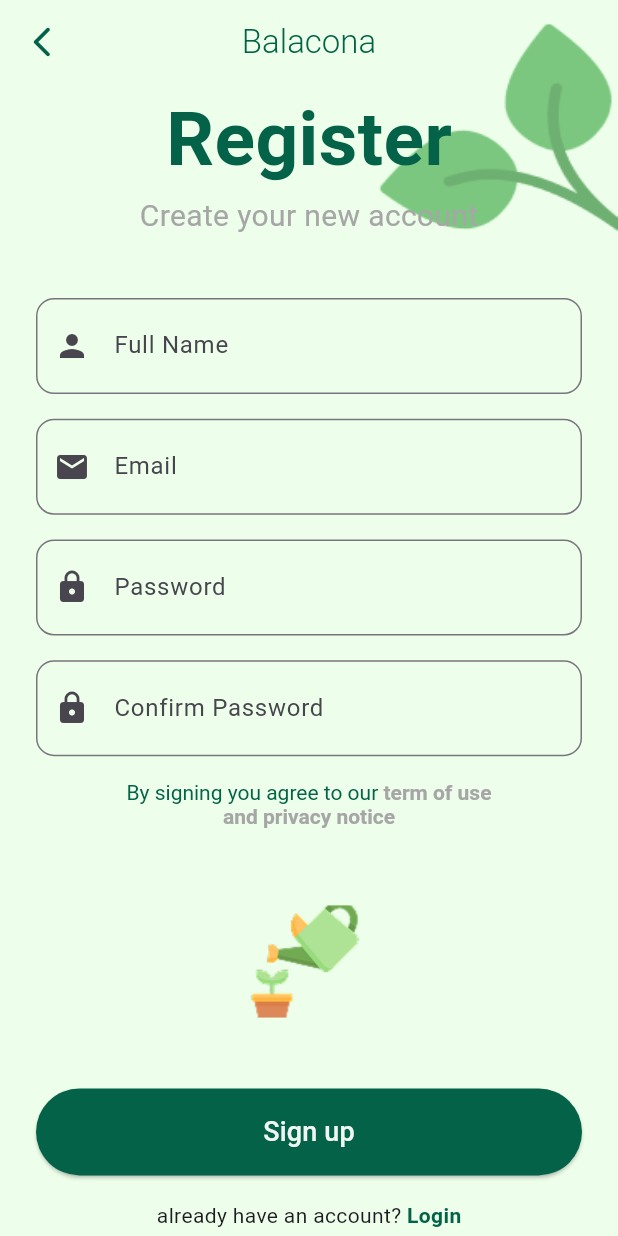
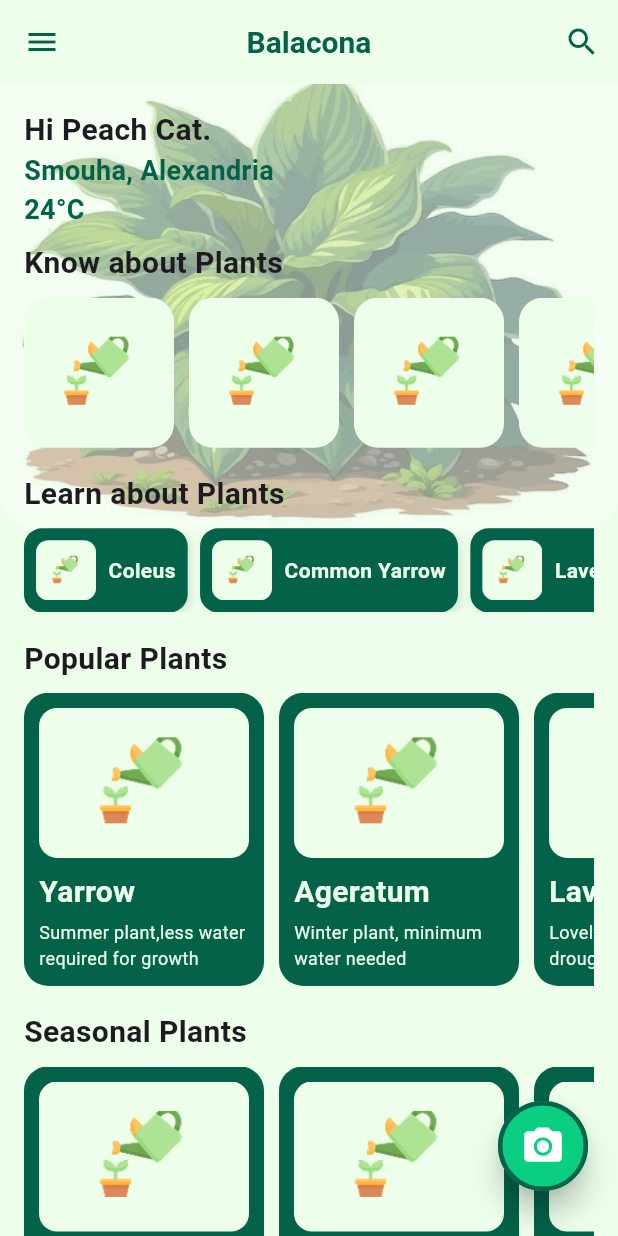
Before and after one commit to Loujeen/balacona, a Flutter app: the screen it shows after launch, on a phone screen of 412 x 824 dp. Run offline on Flutter 3.47's test engine with Material 3 defaults, Android fonts, the phone set to English and light mode, and no system bars.

Commit message:
Finished Home Screen b 3oon allah.

```diff
--- a/lib/App_Colors.dart
+++ b/lib/App_Colors.dart
@@ -10,4 +10,5 @@ class AppColors {
   static const Color primaryDarkColor = Color(0xff036247);
   static const Color DarkGreyColor = Color(0xffA6A6A6);
   static const Color LightBlueColor = Color(0xffB7ECF1);
+  static const Color GreenColor = Color(0xff0ACF83);
 }
--- /dev/null
+++ b/lib/Home_Screen/Home_Screen.dart
@@ -0,0 +1,363 @@
+import 'package:flutter/material.dart';
+import 'package:testttt/Home_Screen/home_drawer.dart';
+
+import '../App_Colors.dart';
+
+class HomeScreen extends StatefulWidget {
+   const HomeScreen({super.key});
+  static const String routeName = 'HomeScreen';
+
+  @override
+  State<HomeScreen> createState() => _HomeScreenState();
+}
+
+class _HomeScreenState extends State<HomeScreen> {
+  final GlobalKey<ScaffoldState> _scaffoldKey = GlobalKey<ScaffoldState>();
+
+  @override
+  Widget build(BuildContext context) {
+    return Stack(
+      children: [
+        Container(
+          child: Image.asset("assets/images/Home.png",width: double.infinity,height: double.infinity,fit:BoxFit.fill),
+        ),
+        Scaffold(
+          key: _scaffoldKey,
+          drawer: HomeDrawer(),
+        backgroundColor: Colors.transparent,
+        appBar: AppBar(
+          backgroundColor: AppColors.primaryLightColor,
+          elevation: 0,
+          leading: IconButton(
+            icon: Icon(Icons.menu, color: AppColors.primaryDarkColor),
+            onPressed: () {
+              _scaffoldKey.currentState?.openDrawer();
+            },
+          ),
+          centerTitle: true,
+          title: Text(
+            'Balacona',
+            style: TextStyle(
+              color: AppColors.primaryDarkColor,
+              fontWeight: FontWeight.bold,
+              fontSize: 20,
+            ),
+          ),
+          actions: [
+            IconButton(
+              icon: const Icon(Icons.search, color: AppColors.primaryDarkColor),
+              onPressed: () {},
+            )
+          ],
+        ),
+        body: SingleChildScrollView(
+          padding: EdgeInsets.all(16),
+          child: Column(
+            crossAxisAlignment: CrossAxisAlignment.start,
+            children: [
+               Text.rich(
+                TextSpan(
+                  children: [
+                    TextSpan(
+                      text: 'Hi Peach Cat.\n',
+                      style: TextStyle(fontWeight: FontWeight.bold, fontSize: 20),
+                    ),
+                    TextSpan(
+                      text: 'Smouha, Alexandria\n',
+                      style: TextStyle(color: AppColors.primaryDarkColor , fontSize: 18, fontWeight: FontWeight.bold),
+                    ),
+                    TextSpan(
+                      text: '24°C',
+                      style: TextStyle(color: AppColors.primaryDarkColor , fontSize: 18, fontWeight: FontWeight.bold),
+                    ),
+                  ],
+                ),
+              ),
+              SizedBox(height: MediaQuery.of(context).size.height*0.01),
+
+              // Know about plants
+              Text(
+                'Know about Plants',
+                style: TextStyle(fontWeight: FontWeight.bold, fontSize: 20),
+              ),
+              SizedBox(height: MediaQuery.of(context).size.height*0.01),
+              SingleChildScrollView(
+                scrollDirection: Axis.horizontal,
+                child: Row(
+                  children: [
+                    _imageBox('assets/images/pot.png'),
+                    const SizedBox(width: 10),
+                    _imageBox('assets/images/pot.png'),
+                    const SizedBox(width: 10),
+                    _imageBox('assets/images/pot.png'),
+                    const SizedBox(width: 10),
+                    _imageBox('assets/images/pot.png'),
+                    const SizedBox(width: 10),
+                    _imageBox('assets/images/pot.png'),
+                    const SizedBox(width: 10),
+                    _imageBox('assets/images/pot.png'),
+                    const SizedBox(width: 10),
+                  ],
+                ),
+              ),
+
+               SizedBox(height: MediaQuery.of(context).size.height*0.02 ),
+
+              // Learn about
+               Text(
+                'Learn about Plants',
+                style: TextStyle(fontWeight: FontWeight.bold, fontSize: 20),
+              ),
+              SizedBox(height: MediaQuery.of(context).size.height*0.01),
+              SingleChildScrollView(
+                scrollDirection: Axis.horizontal,
+                child: Row(
+                  children: [
+                    _learnPlantItem(
+                      title: 'Coleus',
+                      imageUrl: 'assets/images/pot.png',
+                      selected: true,
+                    ),
+                    SizedBox(width: MediaQuery.of(context).size.width*0.02),
+                    _learnPlantItem(
+                      title: 'Common Yarrow',
+                      imageUrl: 'assets/images/pot.png',
+                    ),
+                    SizedBox(width: MediaQuery.of(context).size.width*0.02),
+                    _learnPlantItem(
+                      title: 'Lavender',
+                      imageUrl: 'assets/images/pot.png',
+                    ),
+                  ],
+                ),
+              ),
+              SizedBox(height: MediaQuery.of(context).size.height*0.02),
+
+              // Popular Plants
+               Text(
+                'Popular Plants',
+                style: TextStyle(fontWeight: FontWeight.bold, fontSize: 20),
+              ),
+              SizedBox(height: MediaQuery.of(context).size.height*0.01),
+              SingleChildScrollView(
+                scrollDirection: Axis.horizontal,
+                child: Row(
+                  children: [
+                    _scrollablePlantCard(
+                      'Yarrow',
+                      'Summer plant,less water required for growth',
+                      'assets/images/pot.png',
+                    ),
+                    _scrollablePlantCard(
+                      'Ageratum',
+                      'Winter plant, minimum\nwater needed',
+                      'assets/images/pot.png',
+                    ),
+                    _scrollablePlantCard(
+                      'Lavender',
+                      'Lovely scent and drought-resistant',
+                      'assets/images/pot.png',
+                    ),
+                  ],
+                ),
+              ),
+              SizedBox(height: MediaQuery.of(context).size.height*0.02),
+
+              // Seasonal Plants
+               Text(
+                'Seasonal Plants',
+                style: TextStyle(fontWeight: FontWeight.bold, fontSize: 20),
+              ),
+              SizedBox(height: MediaQuery.of(context).size.height*0.01),
+              SingleChildScrollView(
+                scrollDirection: Axis.horizontal,
+                child: Row(
+                  children: [
+                    _scrollablePlantCard(
+                      'Yarrow',
+                      'Summer plant,less water required for growth',
+                      'assets/images/pot.png',
+                    ),
+                    _scrollablePlantCard(
+                      'Ageratum',
+                      'Winter plant, minimum\nwater needed',
+                      'assets/images/pot.png',
+                    ),
+                    _scrollablePlantCard(
+                      'Lavender',
+                      'Lovely scent and drought-resistant',
+                      'assets/images/pot.png',
+                    ),
+                  ],
+                ),
+              ),
+            ],
+
+          ),
+        ),
+      ),
+        Positioned(
+          bottom: 30,
+          right: 20,
+          child: SizedBox(
+            width: 60,
+            height: 60,
+            child: ElevatedButton(
+              onPressed: () {
+                print('Camera button pressed');
+              },
+              style: ElevatedButton.styleFrom(
+                backgroundColor: AppColors.GreenColor,
+                shape: CircleBorder(),
+                padding: EdgeInsets.zero,
+                side: BorderSide(color: AppColors.primaryDarkColor , width: 3),
+                elevation: 8,
+              ),
+              child: Icon(
+                Icons.camera_alt,
+                color: Colors.white,
+                size: 30,
+              ),
+            ),
+          ),
+        )
+    ],
+    );
+  }
+
+  Widget _imageBox(String assetPath) {
+    return Container(
+      width: 100,
+      height: 100,
+      decoration: BoxDecoration(
+        image: DecorationImage(
+          image: AssetImage(assetPath),
+          fit: BoxFit.cover,
+        ),
+        borderRadius: BorderRadius.circular(16),
+      ),
+    );
+  }
+
+
+  Widget _scrollablePlantCard(String title, String subtitle, String imageUrl) {
+    return Container(
+      width: 160,
+      margin:  EdgeInsets.only(right: 10),
+      padding:  EdgeInsets.all(10),
+      decoration: BoxDecoration(
+        color:  AppColors.primaryDarkColor,
+        borderRadius: BorderRadius.circular(16),
+      ),
+      child: Column(
+        crossAxisAlignment: CrossAxisAlignment.center,
+        children: [
+          ClipRRect(
+            borderRadius: BorderRadius.circular(12),
+            child: Image.asset(
+              imageUrl,
+              height: 100,
+              width: 140,
+              fit: BoxFit.cover,
+            ),
+          ),
+          SizedBox(height: MediaQuery.of(context).size.height*0.01),
+          Align(
+            alignment: Alignment.centerLeft,
+            child: Text(
+              title,
+              style: TextStyle(
+                color: AppColors.primaryLightColor,
+                fontWeight: FontWeight.bold,
+                fontSize: 20,
+              ),
+            ),
+          ),
+          SizedBox(height: MediaQuery.of(context).size.height*0.005),
+          Align(
+            alignment: Alignment.centerLeft,
+            child: Text(
+              subtitle,
+              style:  TextStyle(
+                color: AppColors.primaryLightColor,
+                fontSize: 12,
+                height: 1.4,
+              ),
+            ),
+          ),
+        ],
+      ),
+    );
+  }
+
+
+  Widget _learnPlantItem({required String title, required String imageUrl, bool selected = false}) {
+    return Container(
+      padding:  EdgeInsets.all(8),
+      decoration: BoxDecoration(
+        color: AppColors.primaryDarkColor,
+        borderRadius: BorderRadius.circular(12),
+        boxShadow: [
+          BoxShadow(
+            color: Colors.black.withOpacity(0.1),
+            blurRadius: 4,
+            offset:  Offset(2, 2),
+          )
+        ],
+      ),
+      child: Row(
+        mainAxisSize: MainAxisSize.min,
+        children: [
+          ClipRRect(
+            borderRadius: BorderRadius.circular(8),
+            child: Image.asset(
+              imageUrl,
+              width: 40,
+              height: 40,
+              fit: BoxFit.cover,
+            ),
+          ),
+          SizedBox(width: MediaQuery.of(context).size.width*0.02),
+          Text(
+            title,
+            style: TextStyle(
+              color: AppColors.primaryLightColor,
+              fontWeight: FontWeight.bold,
+            ),
+          ),
+        ],
+      ),
+    );
+  }
+}
+
+// Stack(
+// children: [
+// Container(
+// child: Image.asset("assets/images/Home.png",width: double.infinity,height: double.infinity,fit:BoxFit.fill),
+// ),
+// Scaffold(
+// backgroundColor: Colors.transparent,
+// appBar: AppBar(
+// backgroundColor: AppColors.primaryLightColor,
+// elevation:0,
+// leading: IconButton(
+// onPressed:(){},
+// icon: Icon(Icons.arrow_back_ios_new_rounded ,
+// color: AppColors.primaryDarkColor,)),
+// title: Text(
+// "Balacona",style: TextStyle(
+// fontSize:22, color: AppColors.primaryDarkColor
+// ,fontWeight: FontWeight.w300),),
+// centerTitle: true,),
+// )
+// ],
+// );
+
+
+// Scaffold(
+// appBar: AppBar(
+// title: Text("Balacona")),
+// drawer: HomeDrawer(), // استدعاء الـ Drawer هنا
+// body: Center(child: Text("Balacona"))
+// )
--- /dev/null
+++ b/lib/Home_Screen/home_drawer.dart
@@ -0,0 +1,125 @@
+import 'package:flutter/material.dart';
+
+import '../App_Colors.dart';
+
+class HomeDrawer extends StatelessWidget {
+  const HomeDrawer({super.key});
+
+  @override
+  Widget build(BuildContext context) {
+    return Drawer(
+      backgroundColor: AppColors.primaryLightColor,
+      child: ListView(
+        padding: EdgeInsets.zero,
+        children: [
+          Container(
+            padding: EdgeInsets.symmetric(horizontal: 20, vertical: 40),
+            decoration: BoxDecoration(
+              color: AppColors.primaryDarkColor,
+              borderRadius: BorderRadius.only(
+                bottomRight: Radius.circular(30),
+                bottomLeft: Radius.circular(30)
+              ),
+            ),
+            child: Center(
+              child: Text(
+                'Balacona',
+                style: TextStyle(
+                  color: AppColors.primaryLightColor,
+                  fontSize: 22,
+                  fontWeight: FontWeight.bold,
+                ),
+              ),
+            ),
+          ),
+           SizedBox(height: MediaQuery.of(context).size.height*0.01),
+          _buildDrawerItem(Icons.home, 'Home', context),
+          _buildDrawerItem(Icons.photo_camera, 'Capture your plant', context),
+          _buildDrawerItem(Icons.person, 'Profile', context),
+          _buildDrawerItem(Icons.group, 'Communities', context),
+          _buildDrawerItem(Icons.videogame_asset, 'Play to win!', context),
+          _buildDrawerItem(Icons.info, 'Info', context),
+          _buildDrawerItem(Icons.local_florist, 'My Plants', context),
+        ],
+      ),
+    );
+  }
+
+  static Widget _buildDrawerItem(IconData icon, String title, BuildContext context) {
+    return ListTile(
+      leading: Icon(icon, color: AppColors.primaryDarkColor),
+      title: Text(
+        title,
+        style: TextStyle(
+          color: AppColors.primaryDarkColor,
+          fontWeight: FontWeight.w900,
+          fontSize: 16
+        ),
+      ),
+      onTap: () {
+        // TODO: Add navigation logic here
+        Navigator.pop(context);
+      },
+    );
+      // Drawer(
+    //   child: ListView(
+    //     padding: EdgeInsets.zero,
+    //     children: [
+    //        DrawerHeader(
+    //         decoration: BoxDecoration(color: AppColors.primaryDarkColor , ),
+    //         child: Text('Balacona', style: TextStyle(color: AppColors.primaryLightColor, fontSize: 24, fontWeight: FontWeight.bold)),
+    //       ),
+    //       ListTile(
+    //         leading: Icon(Icons.home , color: AppColors.primaryDarkColor,),
+    //         title: Text('Home'),
+    //         onTap: () {
+    //           Navigator.pushNamed(context, '/home');
+    //         },
+    //       ),
+    //       ListTile(
+    //         leading: Icon(Icons.camera_alt , color: AppColors.primaryDarkColor),
+    //         title: Text('Capture your plant'),
+    //         onTap: () {
+    //           Navigator.pushNamed(context, '/profile');
+    //         },
+    //       ),
+    //       ListTile(
+    //         leading: Icon(Icons.person_rounded , color: AppColors.primaryDarkColor),
+    //         title: Text('Profile'),
+    //         onTap: () {
+    //           Navigator.pushNamed(context, '/profile');
+    //         },
+    //       ),
+    //       ListTile(
+    //         leading: Icon(Icons.groups_rounded, color: AppColors.primaryDarkColor),
+    //         title: Text('Communities'),
+    //         onTap: () {
+    //           Navigator.pushNamed(context, '/profile');
+    //         },
+    //       ),
+    //       ListTile(
+    //         leading: Icon(Icons.videogame_asset, color: AppColors.primaryDarkColor),
+    //         title: Text('Play to win!'),
+    //         onTap: () {
+    //           Navigator.pushNamed(context, '/profile');
+    //         },
+    //       ),
+    //       ListTile(
+    //         leading: Icon(Icons.info_rounded , color: AppColors.primaryDarkColor),
+    //         title: Text('Info'),
+    //         onTap: () {
+    //           Navigator.pushNamed(context, '/profile');
+    //         },
+    //       ),
+    //       ListTile(
+    //         leading: Icon(Icons.energy_savings_leaf, color: AppColors.primaryDarkColor),
+    //         title: Text('My plants'),
+    //         onTap: () {
+    //           Navigator.pushNamed(context, '/profile');
+    //         },
+    //       ),
+    //     ],
+    //   ),
+    // );
+  }
+}
--- a/lib/main.dart
+++ b/lib/main.dart
@@ -2,6 +2,7 @@ import 'package:flutter/material.dart';
 import 'package:testttt/Register/registerScreen.dart';
 
 import 'App_Colors.dart';
+import 'Home_Screen/Home_Screen.dart';
 
 void main() {
   runApp(const MyApp());
@@ -13,9 +14,10 @@ class MyApp extends StatelessWidget {
   Widget build(BuildContext context) {
     return MaterialApp(
         debugShowCheckedModeBanner: false,
-      initialRoute: RegisterScreen.routeName,
+      initialRoute: HomeScreen.routeName,
       routes: {
         RegisterScreen.routeName: (context) => RegisterScreen(),
+        HomeScreen.routeName: (context) => HomeScreen(),
 
       },
 
```
Also changed, not shown: assets/images/3x/Home@3x.png (added), assets/images/Home-1.png (added), assets/images/Home.png (added).
